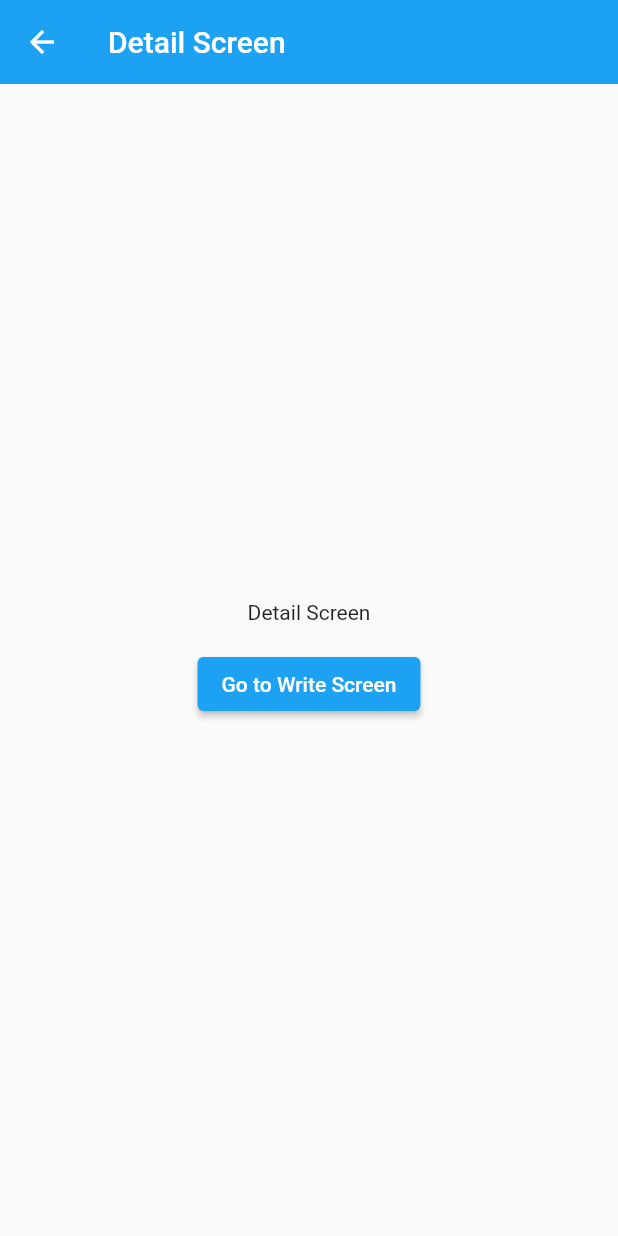
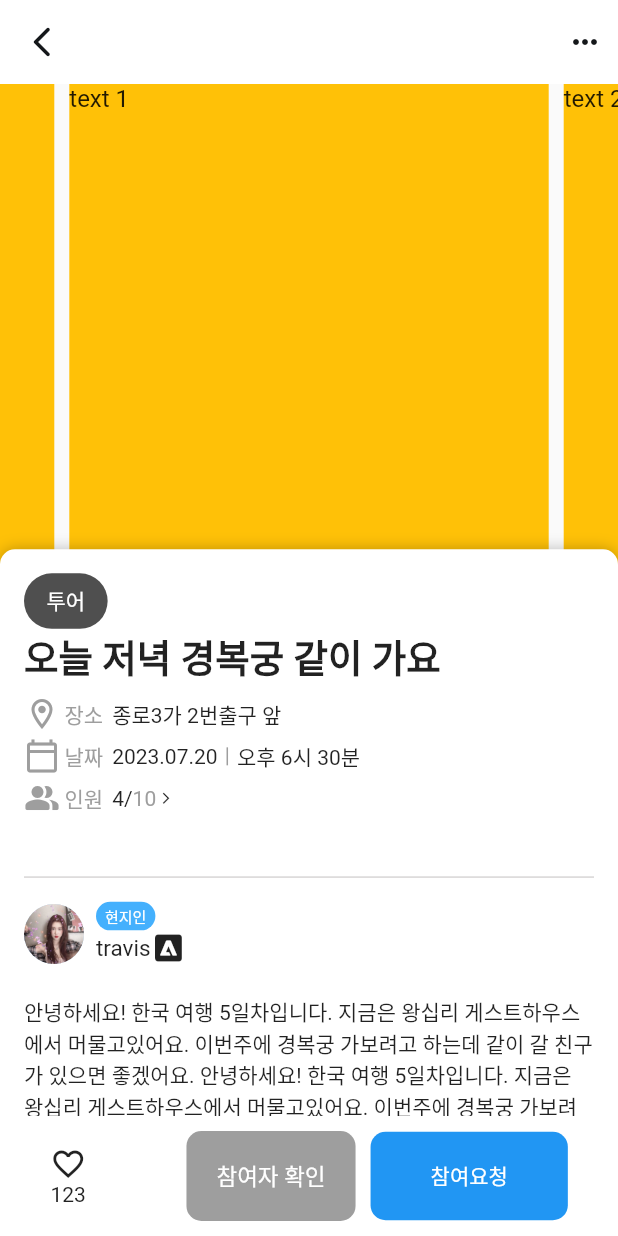
Before and after one commit to ggstargame45/malf_application, a Flutter app: the DetailScreen screen opened by its route, on a phone screen of 412 x 824 dp. Run offline on Flutter 3.47's test engine with Material 2 defaults, Android fonts, the phone set to English and light mode, and no system bars; drawn by our look-alikes of carousel_slider, sliding_up_panel; our stand-ins replace auto_route, flutter_riverpod, logger.

Commit message:
디테일 페이지 UI 구현

```diff
--- /dev/null
+++ b/lib/features/detail/presentation/screens/detail_panel/detail_panel.dart
@@ -0,0 +1,77 @@
+import 'package:flutter/material.dart';
+import 'package:flutter_riverpod/flutter_riverpod.dart';
+
+import 'meeting_detail_info.dart';
+import 'user_container.dart';
+
+class DetailPanel extends ConsumerWidget {
+  final ScrollController controller;
+
+  const DetailPanel({super.key, required this.controller});
+
+  @override
+  Widget build(BuildContext context, WidgetRef ref) {
+    return Padding(
+      padding: const EdgeInsets.all(16),
+      child: ListView(
+        controller: controller,
+        children: [
+          Container(
+            padding: const EdgeInsets.only(bottom: 32),
+            decoration: const BoxDecoration(
+                color: Colors.white,
+                borderRadius: BorderRadius.vertical(top: Radius.circular(10))),
+            child: Column(
+              crossAxisAlignment: CrossAxisAlignment.start,
+              children: [
+                Container(
+                  padding: const EdgeInsets.fromLTRB(15, 8, 15, 8),
+                  decoration: const BoxDecoration(
+                    borderRadius: BorderRadius.all(Radius.circular(50)),
+                    color: Color(0xB0000000),
+                  ),
+                  child:
+                      const Text("투어", style: TextStyle(color: Colors.white)),
+                ),
+                const Text(
+                  "오늘 저녁 경복궁 같이 가요",
+                  style: TextStyle(fontSize: 25, fontWeight: FontWeight.bold),
+                ),
+                const Padding(
+                    padding: EdgeInsets.only(top: 8, bottom: 8),
+                    child: MeetingdetailInfo()),
+              ],
+            ),
+          ),
+          Container(
+              height: 1,
+              width: 343,
+              color: const Color.fromARGB(255, 215, 213, 213)),
+          const UserContainer(),
+          const Text(
+              "안녕하세요! 한국 여행 5일차입니다. 지금은 왕십리 게스트하우스에서 머물고있어요. 이번주에 경복궁 가보려고 하는데 같이 갈 친구가 있으면 좋겠어요. 안녕하세요! 한국 여행 5일차입니다. 지금은 왕십리 게스트하우스에서 머물고있어요. 이번주에 경복궁 가보려고 하는데 같이 갈 친구가 있으면 좋겠어요."),
+          const SizedBox(
+            height: 16,
+          ),
+          const GoogleMapContainer(),
+          const SizedBox(
+            height: 200,
+          )
+        ],
+      ),
+    );
+  }
+}
+
+class GoogleMapContainer extends ConsumerWidget {
+  const GoogleMapContainer({super.key});
+
+  @override
+  Widget build(BuildContext context, WidgetRef ref) {
+    return Container(
+      height: 400,
+      width: 300,
+      color: Colors.amber,
+    );
+  }
+}
--- /dev/null
+++ b/lib/features/detail/presentation/screens/detail_panel/meeting_detail_info.dart
@@ -0,0 +1,101 @@
+import 'package:flutter/material.dart';
+
+class MeetingdetailInfo extends StatelessWidget {
+  const MeetingdetailInfo({super.key});
+
+  @override
+  Widget build(BuildContext context) {
+    return Column(
+      crossAxisAlignment: CrossAxisAlignment.start,
+      children: [
+        const Row(
+          children: [
+            Icon(
+              Icons.location_on_outlined,
+              color: Colors.grey,
+            ),
+            SizedBox(
+              width: 3,
+            ),
+            Text(
+              "장소",
+              style: TextStyle(color: Colors.grey),
+            ),
+            SizedBox(
+              width: 6,
+            ),
+            Text("종로3가 2번출구 앞"),
+          ],
+        ),
+        const SizedBox(
+          height: 4,
+        ),
+        Row(
+          children: [
+            const Icon(
+              Icons.calendar_today_outlined,
+              color: Colors.grey,
+            ),
+            const SizedBox(
+              width: 3,
+            ),
+            const Text(
+              "날짜",
+              style: TextStyle(color: Colors.grey),
+            ),
+            const SizedBox(
+              width: 6,
+            ),
+            const Text("2023.07.20"),
+            const SizedBox(
+              width: 6,
+            ),
+            Container(
+              width: 1,
+              height: 12,
+              color: Colors.grey,
+            ),
+            const SizedBox(
+              width: 6,
+            ),
+            const Text("오후 6시 30분")
+          ],
+        ),
+        const SizedBox(
+          height: 4,
+        ),
+        const Row(
+          children: [
+            Icon(
+              Icons.people_alt_rounded,
+              color: Colors.grey,
+            ),
+            SizedBox(
+              width: 3,
+            ),
+            Text(
+              "인원",
+              style: TextStyle(color: Colors.grey),
+            ),
+            SizedBox(
+              width: 6,
+            ),
+            Text.rich(TextSpan(children: <TextSpan>[
+              TextSpan(
+                text: "4/",
+              ),
+              TextSpan(text: "10", style: TextStyle(color: Colors.grey))
+            ])),
+            SizedBox(
+              width: 2,
+            ),
+            Icon(
+              Icons.arrow_forward_ios,
+              size: 9,
+            )
+          ],
+        )
+      ],
+    );
+  }
+}
--- /dev/null
+++ b/lib/features/detail/presentation/screens/detail_panel/sliding_meeting_img.dart
@@ -0,0 +1,27 @@
+import 'package:carousel_slider/carousel_slider.dart';
+import 'package:flutter/material.dart';
+
+class SlidingMeetingImg extends StatelessWidget {
+  const SlidingMeetingImg({super.key});
+
+  @override
+  Widget build(BuildContext context) {
+    return CarouselSlider(
+      options: CarouselOptions(height: 400.0),
+      items: [1, 2, 3, 4, 5].map((i) {
+        return Builder(
+          builder: (BuildContext context) {
+            return Container(
+                width: MediaQuery.of(context).size.width,
+                margin: const EdgeInsets.symmetric(horizontal: 5.0),
+                decoration: const BoxDecoration(color: Colors.amber),
+                child: Text(
+                  'text $i',
+                  style: const TextStyle(fontSize: 16.0),
+                ));
+          },
+        );
+      }).toList(),
+    );
+  }
+}
--- /dev/null
+++ b/lib/features/detail/presentation/screens/detail_panel/user_container.dart
@@ -0,0 +1,47 @@
+import 'package:flutter/material.dart';
+
+class UserContainer extends StatelessWidget {
+  const UserContainer({super.key});
+
+  @override
+  Widget build(BuildContext context) {
+    return Container(
+      padding: const EdgeInsets.only(top: 16, bottom: 20),
+      child: Row(
+        children: [
+          const CircleAvatar(
+            backgroundImage: AssetImage("assets/yerin.jpg"),
+          ),
+          const SizedBox(
+            width: 8,
+          ),
+          Column(
+            crossAxisAlignment: CrossAxisAlignment.start,
+            mainAxisAlignment: MainAxisAlignment.spaceEvenly,
+            children: [
+              Container(
+                padding: const EdgeInsets.fromLTRB(6, 2, 6, 2),
+                decoration: const BoxDecoration(
+                    color: Color.fromARGB(255, 68, 176, 253),
+                    borderRadius: BorderRadius.all(Radius.circular(20))),
+                child: const Text(
+                  "현지인",
+                  style: TextStyle(color: Colors.white, fontSize: 10),
+                ),
+              ),
+              const Row(
+                children: [
+                  Text(
+                    "travis",
+                    style: TextStyle(fontSize: 15),
+                  ),
+                  Icon(Icons.adobe_outlined)
+                ],
+              )
+            ],
+          )
+        ],
+      ),
+    );
+  }
+}
--- a/lib/features/detail/presentation/screens/detail_screen.dart
+++ b/lib/features/detail/presentation/screens/detail_screen.dart
@@ -1,33 +1,128 @@
 import 'package:auto_route/auto_route.dart';
-import 'package:flutter/material.dart';
-import 'package:flutter_riverpod/flutter_riverpod.dart';
+import "package:flutter/material.dart";
+import "package:flutter_riverpod/flutter_riverpod.dart";
+import 'package:malf_application/shared/theme/app_colors.dart';
+import "package:sliding_up_panel/sliding_up_panel.dart";
 
-import '../../../../config/routes/app_route.dart';
+import 'detail_panel/detail_panel.dart';
+import 'detail_panel/sliding_meeting_img.dart';
 
-@RoutePage()
 class DetailScreen extends ConsumerWidget {
-  const DetailScreen({Key? key}) : super(key: key);
+  const DetailScreen({super.key});
 
   @override
   Widget build(BuildContext context, WidgetRef ref) {
     return Scaffold(
-      appBar: AppBar(
-        title: const Text('Detail Screen'),
-      ),
-      body: Center(
-        child: Column(
-          mainAxisAlignment: MainAxisAlignment.center,
-          children: [
-            const Text('Detail Screen'),
-            const SizedBox(height: 16),
-            ElevatedButton(
-              onPressed: () {
-                context.router.push(const WriteRoute());
-              },
-              child: const Text('Go to Write Screen'),
+        appBar: AppBar(
+          backgroundColor: AppColors.white,
+          leading: IconButton(
+            icon: const Icon(
+              Icons.arrow_back_ios_new_rounded,
+              color: AppColors.black,
             ),
+            onPressed: () {
+              context.router.pop();
+            },
+          ),
+          actions: const [
+            Icon(
+              Icons.more_horiz_outlined,
+              color: AppColors.black,
+            ),
+            SizedBox(
+              width: 10,
+            )
           ],
         ),
+        body: const MeetingDetailPanel());
+  }
+}
+
+class MeetingDetailPanel extends StatefulWidget {
+  const MeetingDetailPanel({super.key});
+
+  @override
+  State<MeetingDetailPanel> createState() => _MeetingDetailPanelState();
+}
+
+class _MeetingDetailPanelState extends State<MeetingDetailPanel> {
+  bool isLiked = false;
+  @override
+  Widget build(BuildContext context) {
+    return SlidingUpPanel(
+      body: const Center(
+          child: Column(
+        children: [SlidingMeetingImg()],
+      )),
+      parallaxEnabled: true,
+      parallaxOffset: 0.3,
+      borderRadius: const BorderRadius.vertical(top: Radius.circular(10)),
+      minHeight: MediaQuery.of(context).size.height / 1.8,
+      maxHeight: MediaQuery.of(context).size.height,
+      panelBuilder: (sc) => DetailPanel(
+        controller: sc,
+      ),
+      collapsed: Container(
+        decoration: const BoxDecoration(
+          color: Colors.transparent,
+        ),
+      ),
+      footer: Container(
+        height: 80,
+        width: MediaQuery.of(context).size.width,
+        color: Colors.white,
+        child: Row(mainAxisAlignment: MainAxisAlignment.spaceAround, children: [
+          Column(mainAxisAlignment: MainAxisAlignment.center, children: [
+            isLiked
+                ? const Icon(Icons.favorite)
+                : const Icon(Icons.favorite_border_outlined),
+            const Text("123")
+          ]),
+          Container(
+            child: Row(
+              children: [
+                TextButton(
+                  onPressed: () {},
+                  style: ButtonStyle(
+                    padding: MaterialStateProperty.all<EdgeInsetsGeometry>(
+                        const EdgeInsets.fromLTRB(20, 19, 20, 19)),
+                    shape: MaterialStateProperty.all<RoundedRectangleBorder>(
+                      RoundedRectangleBorder(
+                        borderRadius: BorderRadius.circular(10.0),
+                      ),
+                    ),
+                    backgroundColor:
+                        MaterialStateProperty.all<Color>(Colors.grey),
+                  ),
+                  child: const Text(
+                    "참여자 확인",
+                    style: TextStyle(color: Colors.white, fontSize: 15),
+                  ),
+                ),
+                const SizedBox(
+                  width: 10,
+                ),
+                TextButton(
+                  onPressed: () {},
+                  style: ButtonStyle(
+                      padding: MaterialStateProperty.all<EdgeInsetsGeometry>(
+                          const EdgeInsets.fromLTRB(40, 19, 40, 19)),
+                      shape: MaterialStateProperty.all<RoundedRectangleBorder>(
+                        RoundedRectangleBorder(
+                          borderRadius: BorderRadius.circular(10.0),
+                        ),
+                      ),
+                      backgroundColor:
+                          MaterialStateProperty.all<Color>(Colors.blue)),
+                  child: const Text(
+                    "참여요청",
+                    style: TextStyle(color: Colors.white),
+                  ),
+                ),
+              ],
+            ),
+          )
+        ]),
       ),
     );
   }
--- a/pubspec.yaml
+++ b/pubspec.yaml
@@ -44,6 +44,8 @@ dependencies:
   riverpod_generator: ^2.1.5
   riverpod_annotation: ^2.1.1
   auto_route: ^7.4.0
+  sliding_up_panel: ^2.0.0+1
+  carousel_slider: ^4.2.1
 
 dev_dependencies:
   flutter_test:
@@ -73,8 +75,7 @@ flutter:
 
   # To add assets to your application, add an assets section, like this:
   assets:
-    - assets/images/
-    - assets/logos/
+    - assets/
   #   - images/a_dot_ham.jpeg
 
   # An image asset can refer to one or more resolution-specific "variants", see
```
Also changed, not shown: assets/yerin.jpg (added), pubspec.lock.
